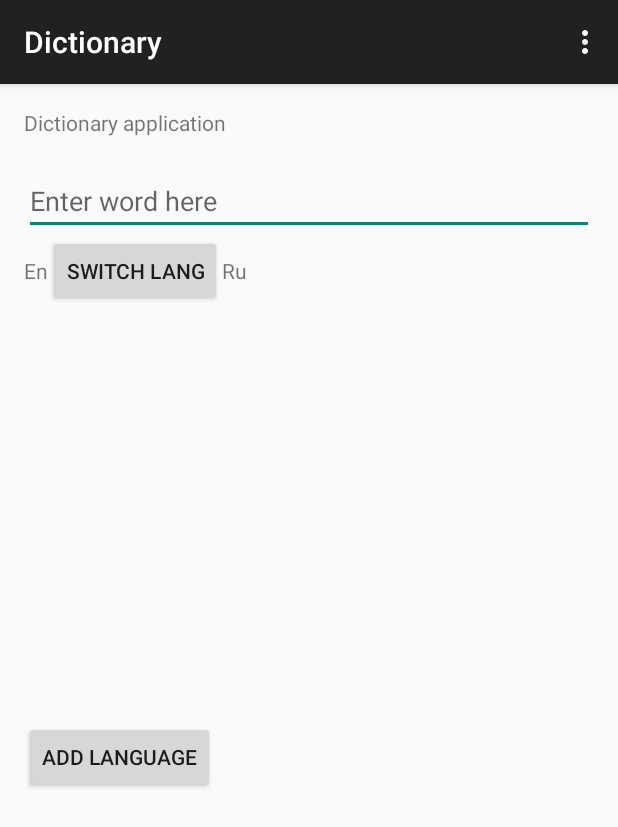
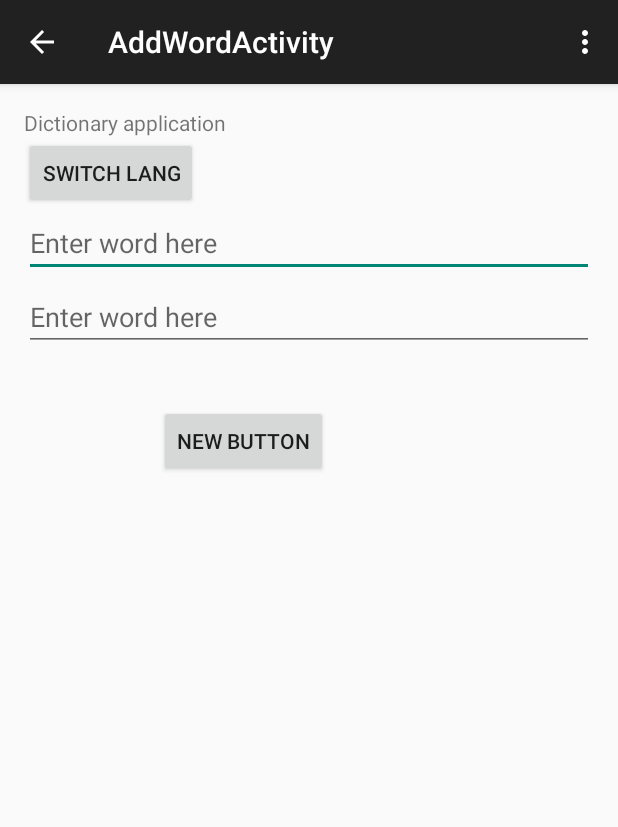
Before and after one commit to wangjun/dictionary-3, an Android app: the screen it shows after launch (MainActivity before the commit, AddWordActivity after it), after a tap on "ADD LANGUAGE", on a phone screen of 412 x 824 dp. Shown: the top 827 px of the screen. Run offline under Robolectric (Android 15) with nearby library versions, the phone set to English and light mode, and no system bars; 3 other taps on this screen came first.

Commit message:
Add Activity for add word.

```diff
--- a/dictionary/src/main/AndroidManifest.xml
+++ b/dictionary/src/main/AndroidManifest.xml
@@ -24,6 +24,14 @@
                 android:name="android.support.PARENT_ACTIVITY"
                 android:value="MainActivity" />
         </activity>
+        <activity
+            android:name="com.astrov.yuri.dictionary.AddWordActivity"
+            android:label="@string/title_activity_add_word"
+            android:parentActivityName="com.astrov.yuri.dictionary.MainActivity" >
+            <meta-data
+                android:name="android.support.PARENT_ACTIVITY"
+                android:value="MainActivity" />
+        </activity>
     </application>
 
 </manifest>
--- /dev/null
+++ b/dictionary/src/main/java/com/astrov/yuri/dictionary/AddWordActivity.java
@@ -0,0 +1,98 @@
+package com.astrov.yuri.dictionary;
+
+import android.support.v7.app.ActionBarActivity;
+import android.os.Bundle;
+import android.view.Menu;
+import android.view.MenuItem;
+import android.content.Intent;
+import android.view.View;
+import android.widget.Button;
+import android.widget.EditText;
+import android.widget.TextView;
+
+public class AddWordActivity extends ActionBarActivity implements View.OnClickListener {
+    private static String from_lang = "Ru";
+    private static String to_lang = "En";
+    private static TextView t_from, t_to;
+    private static EditText firstWord, secondWord;
+
+    @Override
+    protected void onCreate(Bundle savedInstanceState) {
+        super.onCreate(savedInstanceState);
+        setContentView(R.layout.activity_add_word);
+
+        Intent intent = getIntent();
+        from_lang = intent.getStringExtra("from_lang");
+        to_lang = intent.getStringExtra("to_lang");
+        firstWord = (EditText) findViewById(R.id.editText1);
+        secondWord = (EditText) findViewById(R.id.editText2);
+        try {
+            firstWord.setText(
+                intent.getStringExtra("firstWord")
+            );
+        }
+        catch(Exception e){;}
+
+        Button button = (Button) findViewById(R.id.button_add_word2);
+        button.setOnClickListener(this);
+        t_from = (TextView) findViewById(R.id.v_from_lang2);
+        t_from.setText(from_lang);
+        t_from.setOnClickListener(this);
+        t_to = (TextView) findViewById(R.id.v_to_lang2);
+        t_to.setText(to_lang);
+        t_to.setOnClickListener(this);
+    }
+
+
+    @Override
+    public boolean onCreateOptionsMenu(Menu menu) {
+
+        // Inflate the menu; this adds items to the action bar if it is present.
+        getMenuInflater().inflate(R.menu.add_word, menu);
+        return true;
+    }
+
+    @Override
+    public boolean onOptionsItemSelected(MenuItem item) {
+        // Handle action bar item clicks here. The action bar will
+        // automatically handle clicks on the Home/Up button, so long
+        // as you specify a parent activity in AndroidManifest.xml.
+        int id = item.getItemId();
+        if (id == R.id.action_settings) {
+            return true;
+        }
+        return super.onOptionsItemSelected(item);
+    }
+
+    @Override
+    public void onClick(View v) {
+        Intent intent = new Intent(this, ChoiceLanguageActivity.class);
+        switch(v.getId()) {
+            case R.id.switch_lang_button:
+                // Do something in response to button click
+                String s = to_lang;
+                to_lang = from_lang;
+                from_lang = s;
+                t_from.setText(from_lang);
+                t_to.setText(to_lang);
+                break;
+            case R.id.v_from_lang:
+                // Choice new base language
+                //startActivityForResult(intent, REQUEST_FROM_LANG);
+                break;
+            case R.id.v_to_lang:
+                // Choice new language
+                //startActivityForResult(intent, REQUEST_TO_LANG);
+                break;
+            case R.id.button_add_word2:
+                // Start Activity for add new word
+                intent = new Intent();
+                intent.putExtra("firstWord", firstWord.getText().toString());
+                intent.putExtra("secondWord", secondWord.getText().toString());
+                setResult(RESULT_OK, intent);
+                finish();
+                break;
+        }
+    }
+
+}
--- a/dictionary/src/main/java/com/astrov/yuri/dictionary/MainActivity.java
+++ b/dictionary/src/main/java/com/astrov/yuri/dictionary/MainActivity.java
@@ -23,6 +23,8 @@ public class MainActivity extends ActionBarActivity implements View.OnClickListe
     private static TextView t_from, t_to;
     private static final int REQUEST_FROM_LANG = 1;
     private static final int REQUEST_TO_LANG = 2;
+    private static final int REQUEST_TO_ADD_WORD = 3;
+    private static EditText editText;
 
     @Override
     protected void onCreate(Bundle savedInstanceState) {
@@ -42,7 +44,7 @@ public class MainActivity extends ActionBarActivity implements View.OnClickListe
         t_to = (TextView) findViewById(R.id.v_to_lang);
         t_to.setText(to_lang);
         t_to.setOnClickListener(this);
-        EditText editText = (EditText) findViewById(R.id.editText);
+        editText = (EditText) findViewById(R.id.editText);
         editText.setOnEditorActionListener(this);
 
         Button addWord = (Button) findViewById(R.id.add_word_button);
@@ -106,23 +108,32 @@ public class MainActivity extends ActionBarActivity implements View.OnClickListe
                 break;
             case R.id.add_word_button:
                 // Start Activity for add new word
-                //intent = new Intent(this, AddWordActivity.class);
-                //startActivity(intent);
+                intent = new Intent(this, AddWordActivity.class);
+                intent.putExtra("firstWord", editText.getText().toString());
+                startActivityForResult(intent, REQUEST_TO_ADD_WORD);
                 break;
         }
     }
     @Override
     protected void onActivityResult (int requestCode, int resultCode, Intent data) {
         if (resultCode == RESULT_OK) {
-            String lang = data.getStringExtra("lang");
+            String lang, firstWord, secondWord;
             switch (requestCode){
                 case REQUEST_FROM_LANG:
+                    lang = data.getStringExtra("lang");
                     from_lang = lang;
                     t_from.setText(lang);
                     break;
                 case REQUEST_TO_LANG:
+                    lang = data.getStringExtra("lang");
                     to_lang = lang;
                     t_to.setText(lang);
+                    break;
+                case REQUEST_TO_ADD_WORD:
+                    //from_lang = data.getStringExtra("from_lang");
+                    //to_lang = data.getStringExtra("to_lang");
+                    firstWord = data.getStringExtra("firstWord");
+                    secondWord = data.getStringExtra("secondWord");
                     break;
             }
         }
--- /dev/null
+++ b/dictionary/src/main/res/layout/activity_add_word.xml
@@ -0,0 +1,79 @@
+<RelativeLayout xmlns:android="http://schemas.android.com/apk/res/android"
+    xmlns:tools="http://schemas.android.com/tools"
+    android:layout_width="match_parent"
+    android:layout_height="match_parent"
+    android:paddingLeft="@dimen/activity_horizontal_margin"
+    android:paddingRight="@dimen/activity_horizontal_margin"
+    android:paddingTop="@dimen/activity_vertical_margin"
+    android:paddingBottom="@dimen/activity_vertical_margin"
+    tools:context="com.astrov.yuri.dictionary.AddWordActivity">
+
+    <TextView
+        android:text="@string/hello_world"
+        android:layout_width="wrap_content"
+        android:layout_height="wrap_content"
+        android:id="@+id/textView" />
+
+    <EditText
+        android:layout_width="match_parent"
+        android:layout_height="wrap_content"
+        android:id="@+id/editText1"
+        android:inputType="text"
+        android:hint="@string/text_field_hint"
+        android:layout_below="@+id/linearLayout"
+        android:layout_alignParentRight="true"
+        android:layout_alignParentEnd="true" />
+
+    <LinearLayout
+        android:orientation="horizontal"
+        android:layout_width="match_parent"
+        android:layout_height="wrap_content"
+        android:weightSum="1"
+        android:id="@+id/linearLayout"
+        android:layout_below="@+id/textView"
+        android:layout_alignParentLeft="true"
+        android:layout_alignParentStart="true">
+
+        <TextView
+            android:text="@string/from_lang"
+            android:layout_width="wrap_content"
+            android:layout_height="wrap_content"
+            android:id="@+id/v_from_lang2" />
+
+        <Button
+            style="?android:attr/buttonStyleSmall"
+            android:layout_width="wrap_content"
+            android:layout_height="wrap_content"
+            android:text="@string/lang_switch"
+            android:id="@+id/switch_lang_button" />
+
+        <TextView
+            android:text="@string/to_lang"
+            android:layout_width="wrap_content"
+            android:layout_height="wrap_content"
+            android:id="@+id/v_to_lang2" />
+    </LinearLayout>
+
+    <EditText
+        android:layout_width="match_parent"
+        android:layout_height="wrap_content"
+        android:id="@+id/editText2"
+        android:inputType="text"
+        android:hint="@string/text_field_hint"
+        android:layout_below="@+id/linearLayout"
+        android:layout_alignParentLeft="true"
+        android:layout_alignParentStart="true"
+        android:layout_marginTop="49dp" />
+
+    <Button
+        android:layout_width="wrap_content"
+        android:layout_height="wrap_content"
+        android:text="New Button"
+        android:id="@+id/button_add_word2"
+        android:layout_below="@+id/editText2"
+        android:layout_alignParentLeft="true"
+        android:layout_alignParentStart="true"
+        android:layout_marginLeft="90dp"
+        android:layout_marginTop="36dp" />
+
+</RelativeLayout>
--- /dev/null
+++ b/dictionary/src/main/res/menu/add_word.xml
@@ -0,0 +1,10 @@
+<menu xmlns:android="http://schemas.android.com/apk/res/android"
+    xmlns:app="http://schemas.android.com/apk/res-auto"
+    xmlns:tools="http://schemas.android.com/tools"
+    tools:context="com.astrov.yuri.dictionary.AddWordActivity" >
+
+    <item android:id="@+id/action_settings"
+        android:title="@string/action_settings"
+        android:orderInCategory="100"
+        app:showAsAction="never" />
+</menu>
--- a/dictionary/src/main/res/values/strings.xml
+++ b/dictionary/src/main/res/values/strings.xml
@@ -20,5 +20,6 @@
     <string name="title_activity_choice_language">ChoiceLanguageActivity</string>
     <string name="dummy_button">Dummy Button</string>
     <string name="dummy_content">DUMMY\nCONTENT</string>
+    <string name="title_activity_add_word">AddWordActivity</string>
 
 </resources>
```
